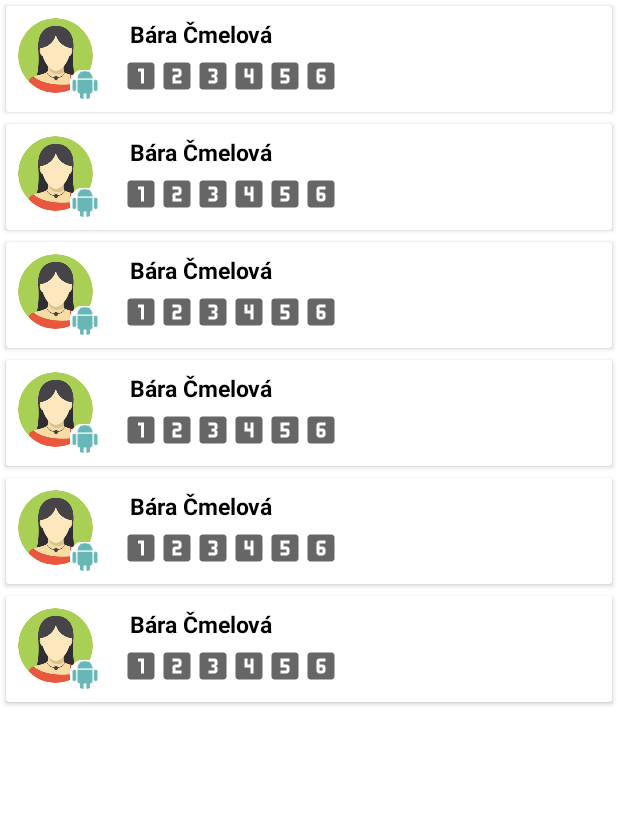
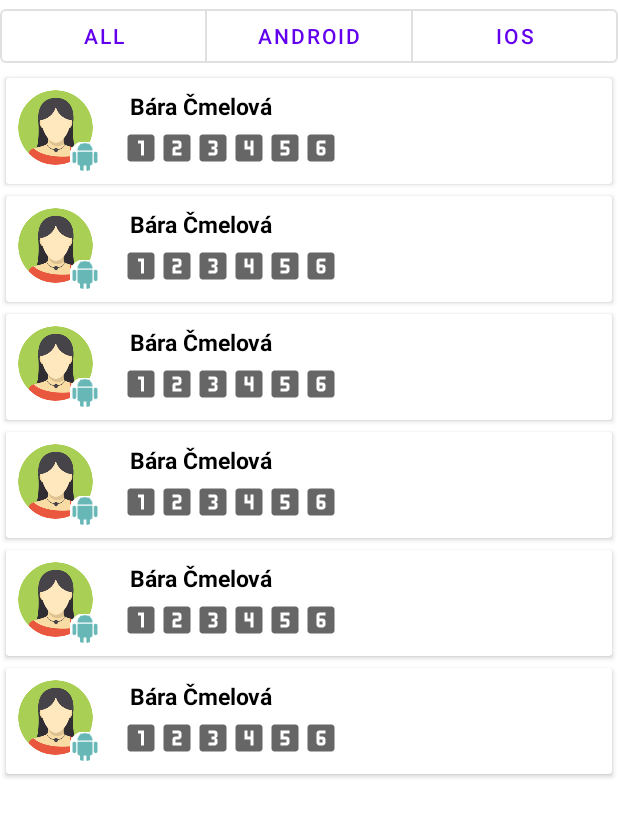
Before and after one commit to bcmelov/EMA-Application, an Android app: the layout fragment_user_list.xml on its own in the app's theme, with its tools: preview values and no code run, on a phone screen of 412 x 824 dp. Shown: the top 817 px of the screen. Run offline under Robolectric (Android 15) with nearby library versions, the phone set to English and light mode, and no system bars.

Commit message:
fixed: users are being filtered via toggle buttons instead of a menu

```diff
--- a/app/src/main/java/com/example/emaapp/data/User.kt
+++ b/app/src/main/java/com/example/emaapp/data/User.kt
@@ -256,9 +256,9 @@ enum class User(
         false,
         false,
         false,
-        0,
-        0,
-        0,
+        4,
+        2,
+        3,
         0,
         R.drawable.ic_one_done,
         R.drawable.ic_two_done,
--- a/app/src/main/res/layout/filter_layout.xml
+++ b/app/src/main/res/layout/filter_layout.xml
@@ -5,7 +5,7 @@
 
     <Button
         android:id="@+id/button_all"
-        style="@style/ToggleButtonWithIconOnly"
+        style="@style/ToggleButton"
         android:layout_width="wrap_content"
         android:layout_height="wrap_content"
         android:layout_weight="3"
@@ -13,7 +13,7 @@
 
     <Button
         android:id="@+id/button_android"
-        style="@style/ToggleButtonWithIconOnly"
+        style="@style/ToggleButton"
         android:layout_width="wrap_content"
         android:layout_height="wrap_content"
         android:layout_weight="3"
@@ -21,7 +21,7 @@
 
     <Button
         android:id="@+id/button_iOs"
-        style="@style/ToggleButtonWithIconOnly"
+        style="@style/ToggleButton"
         android:layout_width="wrap_content"
         android:layout_height="wrap_content"
         android:layout_weight="3"
--- a/app/src/main/res/layout/fragment_user_list.xml
+++ b/app/src/main/res/layout/fragment_user_list.xml
@@ -1,10 +1,19 @@
 <?xml version="1.0" encoding="utf-8"?>
-<androidx.recyclerview.widget.RecyclerView xmlns:android="http://schemas.android.com/apk/res/android"
+<androidx.constraintlayout.widget.ConstraintLayout
+    xmlns:android="http://schemas.android.com/apk/res/android"
+    android:layout_width="match_parent"
+    android:layout_height="match_parent">
+    <include layout="@layout/user_filter"/>
+
+<androidx.recyclerview.widget.RecyclerView
     xmlns:app="http://schemas.android.com/apk/res-auto"
     xmlns:tools="http://schemas.android.com/tools"
     android:id="@+id/recyclerView"
     android:layout_width="match_parent"
-    android:layout_height="match_parent"
+    android:layout_height="wrap_content"
+    app:layout_constraintTop_toBottomOf="@+id/layout_user_filter"
     app:layoutManager="androidx.recyclerview.widget.LinearLayoutManager"
     tools:itemCount="12"
     tools:listitem="@layout/layout_row" />
+
+</androidx.constraintlayout.widget.ConstraintLayout>
--- a/app/src/main/res/layout/fragment_user_profile.xml
+++ b/app/src/main/res/layout/fragment_user_profile.xml
@@ -29,7 +29,7 @@
                 android:layout_height="@dimen/large_square_icon"
                 android:layout_centerHorizontal="true"
                 android:contentDescription="@string/user_icon"
-                app:shapeAppearanceOverlay="@style/circleImageView"
+                app:shapeAppearanceOverlay="@style/CircleImageView"
                 app:srcCompat="@drawable/girl4" />
 
             <!--username-->
--- a/app/src/main/res/layout/layout_row.xml
+++ b/app/src/main/res/layout/layout_row.xml
@@ -16,7 +16,7 @@
             android:layout_width="@dimen/square_icon_medium"
             android:layout_height="@dimen/square_icon_medium"
             android:contentDescription="@string/user_icon"
-            app:shapeAppearanceOverlay="@style/circleImageView"
+            app:shapeAppearanceOverlay="@style/CircleImageView"
             app:srcCompat="@drawable/girl4" />
 
         <com.google.android.material.imageview.ShapeableImageView
@@ -32,7 +32,7 @@
             android:contentDescription="@string/platform_android"
             android:tint="@color/teal_700"
             android:background="@color/white"
-            app:shapeAppearanceOverlay="@style/circleImageView"
+            app:shapeAppearanceOverlay="@style/CircleImageView"
             app:srcCompat="@drawable/ic_android" />
 
         <TextView
--- a/app/src/main/res/layout/user_filter.xml
+++ b/app/src/main/res/layout/user_filter.xml
@@ -1,9 +1,9 @@
 <?xml version="1.0" encoding="utf-8"?>
 <androidx.constraintlayout.widget.ConstraintLayout xmlns:android="http://schemas.android.com/apk/res/android"
+    android:id="@+id/layout_user_filter"
     xmlns:app="http://schemas.android.com/apk/res-auto"
     android:layout_width="match_parent"
-    android:layout_height="wrap_content"
-    android:background="@color/purple_500">
+    android:layout_height="wrap_content">
 
     <com.google.android.material.button.MaterialButtonToggleGroup
         android:id="@+id/toggleButtonGroup"
@@ -17,15 +17,15 @@
 
         <Button
             android:id="@+id/button_all"
-            style="@style/ToggleButtonWithIconOnly"
+            style="@style/ToggleButton"
             android:layout_width="wrap_content"
             android:layout_height="wrap_content"
             android:layout_weight="3"
-            android:text="@string/user_filter_all" />
+            android:text="@string/user_filter_all"/>
 
         <Button
             android:id="@+id/button_android"
-            style="@style/ToggleButtonWithIconOnly"
+            style="@style/ToggleButton"
             android:layout_width="wrap_content"
             android:layout_height="wrap_content"
             android:layout_weight="3"
@@ -33,7 +33,7 @@
 
         <Button
             android:id="@+id/button_iOs"
-            style="@style/ToggleButtonWithIconOnly"
+            style="@style/ToggleButton"
             android:layout_width="wrap_content"
             android:layout_height="wrap_content"
             android:layout_weight="3"
--- a/app/src/main/res/navigation/nav_graph.xml
+++ b/app/src/main/res/navigation/nav_graph.xml
@@ -8,7 +8,7 @@
     <fragment
         android:id="@+id/userListFragment"
         android:name="com.example.emaapp.view.UserListFragment"
-        android:label="Students List">
+        android:label="@string/first_fragment_label">
         <action
             android:id="@+id/action_userListFragment_to_userProfileFragment4"
             app:destination="@id/userProfileFragment" />
@@ -18,7 +18,7 @@
     <fragment
         android:id="@+id/userProfileFragment"
         android:name="com.example.emaapp.view.UserProfileFragment"
-        android:label="User Profile">
+        android:label="@string/second_fragment_label">
         <argument
             android:name="name"
             app:argType="string" />
--- a/app/src/main/res/values/styles.xml
+++ b/app/src/main/res/values/styles.xml
@@ -29,19 +29,18 @@
     </style>
 
     <!-- Circle image view -->
-    <style name="circleImageView" parent="">
+    <style name="CircleImageView" parent="">
         <item name="cornerFamily">rounded</item>
         <item name="cornerSize">50%</item>
     </style>
 
     <!--toggle button styles-->
-    <style name="ToggleButtonWithIconOnly" parent="Widget.MaterialComponents.Button.OutlinedButton">
+    <style name="ToggleButton" parent="Widget.MaterialComponents.Button.OutlinedButton">
         <item name="android:paddingLeft">@dimen/spacing_small</item>
         <item name="android:paddingRight">@dimen/spacing_small</item>
-        <item name="android:height">@dimen/square_icon_small</item>
-        <item name="backgroundColor">@color/purple_500</item>
-        <item name="android:onClick">@color/purple_700</item>
-        <item name="android:textColor">@color/white</item>
+        <item name="android:height">@dimen/square_icon_Xsmall</item>
+        <item name="backgroundTint">@color/white</item>
+        <item name="android:textColor">@color/purple_500</item>
     </style>
 
 </resources>
```
Also changed, not shown: app/src/main/java/com/example/emaapp/view/UserListFragment.kt (+14 -22 lines), app/src/main/java/com/example/emaapp/view/adapter.kt (+0 -23 lines), app/src/main/res/values/strings.xml (+2 -6 lines), 1 other file.
